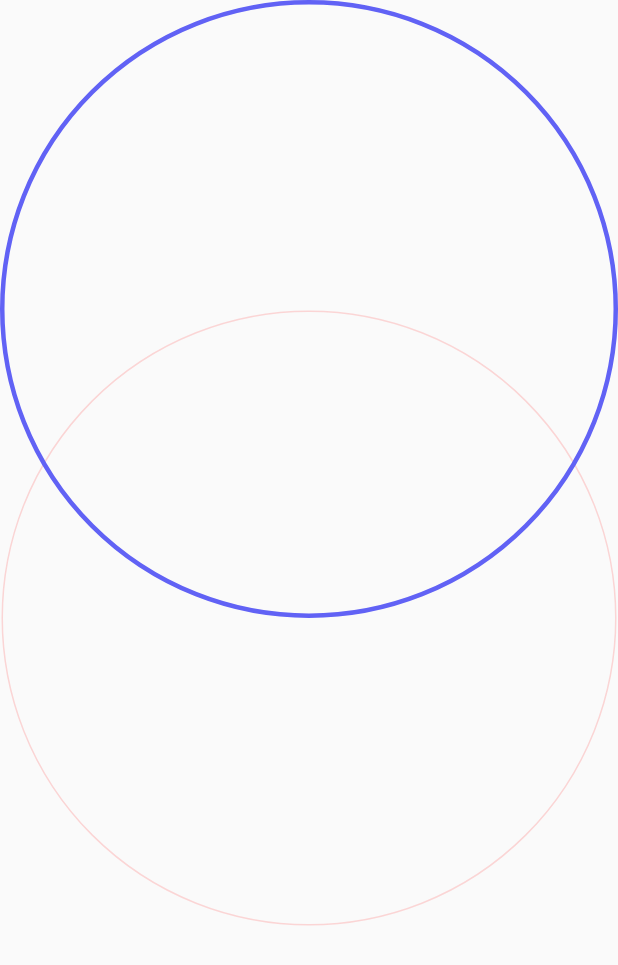
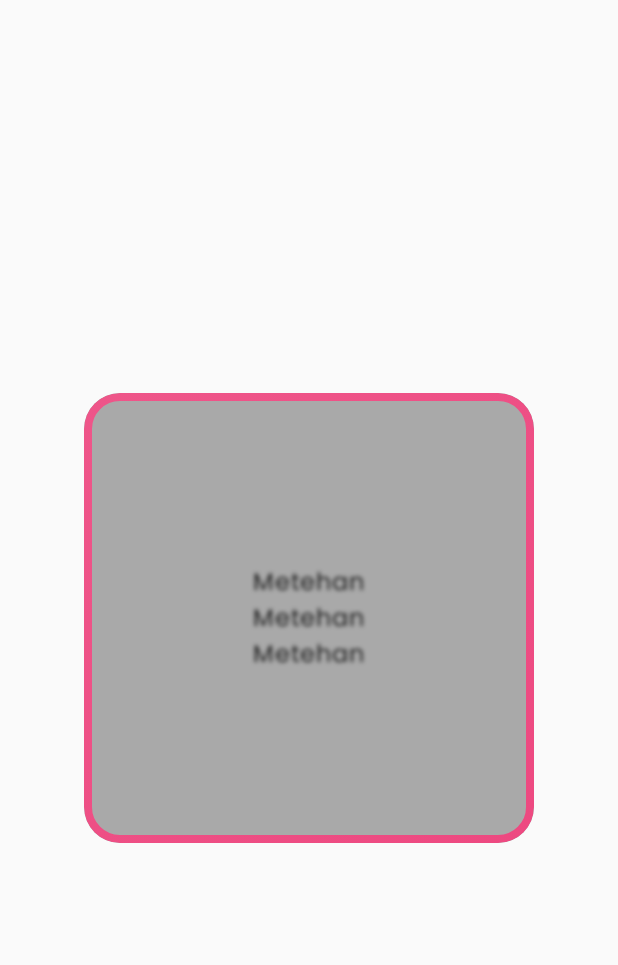
Before and after one commit to metehanbolatt/UIStructureCompose, an Android app built with Jetpack Compose: the screen it shows after launch (MainActivity), on a phone screen of 412 x 824 dp. Shown: the top 965 px of the screen. Run offline under Robolectric (Android 15) with nearby library versions, the phone set to English and light mode, and no system bars.

Commit message:
Animated Border was completed.

```diff
--- a/app/src/main/java/com/metehanbolat/uistructurecompose/MainActivity.kt
+++ b/app/src/main/java/com/metehanbolat/uistructurecompose/MainActivity.kt
@@ -3,8 +3,13 @@ package com.metehanbolat.uistructurecompose
 import android.os.Bundle
 import androidx.activity.ComponentActivity
 import androidx.activity.compose.setContent
+import androidx.compose.foundation.layout.*
+import androidx.compose.material.Text
+import androidx.compose.ui.Alignment
 import androidx.compose.ui.ExperimentalComposeUiApi
-import com.metehanbolat.uistructurecompose.components.CustomCircularProgress
+import androidx.compose.ui.Modifier
+import androidx.compose.ui.unit.dp
+import com.metehanbolat.uistructurecompose.components.AnimatedBorderCard
 import com.metehanbolat.uistructurecompose.ui.theme.UIStructureComposeTheme
 
 @ExperimentalComposeUiApi
@@ -14,7 +19,24 @@ class MainActivity : ComponentActivity() {
         actionBar?.hide()
         setContent {
             UIStructureComposeTheme {
-                CustomCircularProgress(progress = 30f)
+                Box(
+                    modifier = Modifier.fillMaxSize(),
+                    contentAlignment = Alignment.Center
+                ) {
+                    AnimatedBorderCard(
+                        modifier = Modifier.size(300.dp)
+                    ) {
+                        Column(
+                            modifier = Modifier.fillMaxSize(),
+                            verticalArrangement = Arrangement.Center,
+                            horizontalAlignment = Alignment.CenterHorizontally
+                        ) {
+                            Text(text = "Metehan")
+                            Text(text = "Metehan")
+                            Text(text = "Metehan")
+                        }
+                    }
+                }
             }
         }
     }
--- /dev/null
+++ b/app/src/main/java/com/metehanbolat/uistructurecompose/components/AnimatedBorder.kt
@@ -0,0 +1,71 @@
+package com.metehanbolat.uistructurecompose.components
+
+import androidx.compose.animation.core.LinearEasing
+import androidx.compose.animation.core.animateFloatAsState
+import androidx.compose.animation.core.repeatable
+import androidx.compose.animation.core.tween
+import androidx.compose.foundation.background
+import androidx.compose.foundation.border
+import androidx.compose.foundation.layout.Box
+import androidx.compose.foundation.layout.Row
+import androidx.compose.foundation.layout.RowScope
+import androidx.compose.foundation.layout.fillMaxSize
+import androidx.compose.foundation.shape.RoundedCornerShape
+import androidx.compose.runtime.*
+import androidx.compose.ui.Modifier
+import androidx.compose.ui.draw.blur
+import androidx.compose.ui.draw.clip
+import androidx.compose.ui.geometry.Offset
+import androidx.compose.ui.graphics.Brush
+import androidx.compose.ui.graphics.Color
+import androidx.compose.ui.graphics.TileMode
+import androidx.compose.ui.unit.dp
+import kotlinx.coroutines.delay
+
+@Composable
+fun AnimatedBorderCard(
+    modifier: Modifier,
+    contents: @Composable RowScope.() -> Unit
+) {
+    val containerSize = 200.dp
+    var offsetFloat by remember { mutableStateOf(0f) }
+    LaunchedEffect(null) {
+        delay(200)
+        offsetFloat = containerSize.value * 10f
+    }
+    val offset by animateFloatAsState(
+        targetValue = offsetFloat,
+        animationSpec = repeatable(
+            iterations = 4,
+            animation = tween(durationMillis = 3000, easing = LinearEasing),
+        ),
+    )
+
+    val brush = Brush.linearGradient(
+        shineColors,
+        start = Offset(offset, offset),
+        end = Offset(offset + containerSize.value * 40, offset + containerSize.value * 40),
+        tileMode = TileMode.Repeated
+    )
+
+    Box(modifier = modifier.fillMaxSize()) {
+        Row(
+            modifier = Modifier
+                .fillMaxSize()
+                .clip(RoundedCornerShape(24.dp))
+                .border(
+                    width = 5.dp, brush = brush, shape = RoundedCornerShape(24.dp)
+                )
+                .background(Color(0xFFA9A9A9))
+                .blur(2.dp),
+        ) {
+            contents()
+        }
+    }
+}
+
+
+private val shineColors = listOf(
+    Color.White,
+    Color(0xFFE91E63),
+)
```
